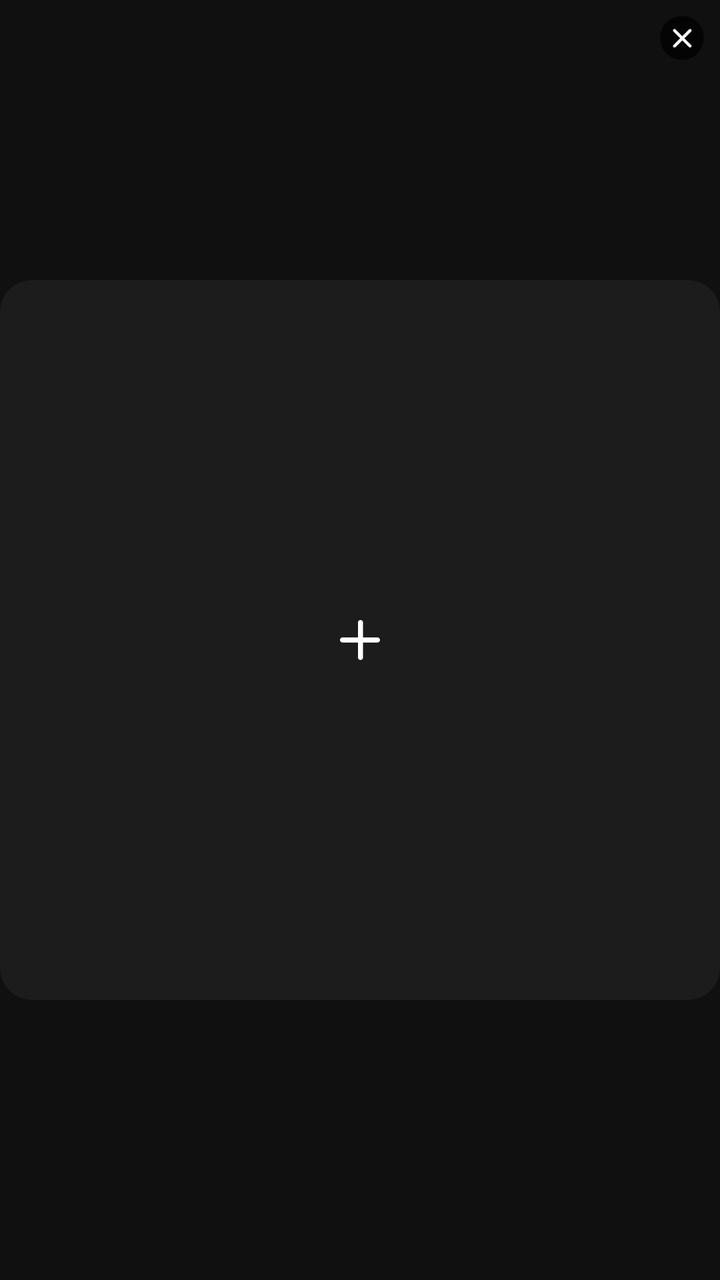
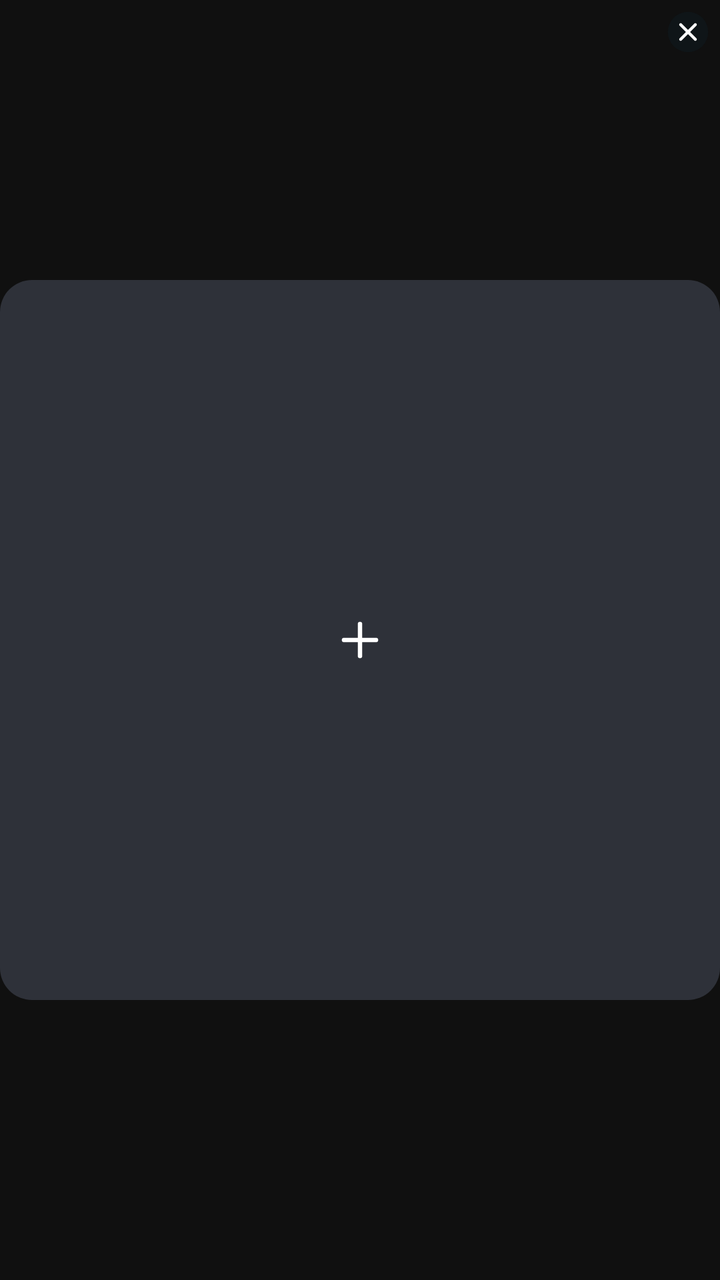

Screens rendered from an Android XML layout before and after an edit, with the pre-edit source and the edit as a unified diff.
<!-- AndroidManifest.xml: application theme AppTheme.A -->
<!-- res/layout/item_amyallface_item.xml -->
<?xml version="1.0" encoding="utf-8"?>
<layout xmlns:android="http://schemas.android.com/apk/res/android"
    xmlns:app="http://schemas.android.com/apk/res-auto"
    xmlns:tools="http://schemas.android.com/tools">

    <data>

        <variable
            name="isAdd"
            type="Boolean" />

        <variable
            name="isDelete"
            type="Boolean" />

    </data>

    <androidx.constraintlayout.widget.ConstraintLayout
        android:layout_width="match_parent"
        android:layout_height="wrap_content"
        android:layout_marginHorizontal="3dp"
        android:layout_marginVertical="3dp">

        <com.google.android.material.imageview.ShapeableImageView
            android:id="@+id/imgCover"
            android:layout_width="match_parent"
            android:layout_height="0dp"
            android:scaleType="centerCrop"
            app:layout_constraintDimensionRatio="1:1"
            app:layout_constraintEnd_toEndOf="parent"
            app:layout_constraintStart_toStartOf="parent"
            app:layout_constraintTop_toTopOf="parent"
            app:shapeAppearanceOverlay="@style/shape_round_16dp"
            app:strokeColor="@null" />

        <androidx.appcompat.widget.AppCompatImageView
            bindVisible="@{isDelete}"
            android:id="@+id/imgDelete"
            android:layout_width="wrap_content"
            android:layout_height="wrap_content"
            android:layout_margin="8dp"
            android:src="@mipmap/a_icon_delete_m"
            app:layout_constraintEnd_toEndOf="@+id/imgCover"
            app:layout_constraintTop_toTopOf="@+id/imgCover" />

        <androidx.appcompat.widget.AppCompatImageView
            android:id="@+id/addImg"
            bindVisible="@{isAdd}"
            android:layout_width="match_parent"
            android:layout_height="0dp"
            app:layout_constraintDimensionRatio="1:1"
            android:src="@mipmap/a_icon_add_m_w"
            android:scaleType="center"
            android:background="@drawable/a_bg_10_r16"
            app:layout_constraintBottom_toBottomOf="parent"
            app:layout_constraintEnd_toEndOf="parent"
            app:layout_constraintStart_toStartOf="parent"
            app:layout_constraintTop_toTopOf="parent" />


    </androidx.constraintlayout.widget.ConstraintLayout>
</layout>
<!-- resources referenced by this layout -->
<resources>
  <!-- drawable a_bg_10_r16 (drawable) -->
  <?xml version="1.0" encoding="utf-8"?>
  <shape xmlns:android="http://schemas.android.com/apk/res/android">
      <corners android:radius="16dp" />
      <solid
          android:color="#0DFFFFFF" />
  </shape>
  <!-- mipmap a_icon_add_m_w: png bitmap (mipmap-xxhdpi, 460 bytes) -->
  <!-- mipmap a_icon_delete_m: png bitmap (mipmap-xxhdpi, 1612 bytes) -->
  <style name="shape_round_16dp">
          <item name="cornerFamily">rounded</item>
          <item name="cornerSize">16dp</item>
      </style>
  <style name="AppTheme.A" parent="Theme.AppCompat.DayNight.NoActionBar">
          <item name="android:windowDisablePreview">true</item>
          <item name="colorPrimary">@color/colorAmainBg</item>
          <item name="colorPrimaryDark">@color/colorAmainBg</item>
          <item name="android:colorBackground">@color/colorAmainBg</item>
          <item name="android:statusBarColor">#00000000</item>
          <item name="android:navigationBarColor">@color/colorAmainBg</item>
          <item name="android:windowLightStatusBar">false</item>
          <item name="android:windowLightNavigationBar" tools:targetApi="o_mr1">false</item>
          <item name="android:enforceStatusBarContrast" tools:targetApi="q">false</item>
          <item name="android:enforceNavigationBarContrast" tools:targetApi="q">false</item>
          <item name="android:includeFontPadding">false</item>
          <item name="android:textAllCaps">false</item>
      </style>
  <color name="colorAmainBg">#101010</color>
</resources>

<!-- the commit's change to res/layout/item_amyallface_item.xml (unified diff, before → after) -->
@@ -18,12 +18,12 @@
     <androidx.constraintlayout.widget.ConstraintLayout
         android:layout_width="match_parent"
         android:layout_height="wrap_content"
-        android:layout_marginHorizontal="3dp"
-        android:layout_marginVertical="3dp">
+        android:layout_marginHorizontal="2.5dp"
+        android:layout_marginVertical="2.5dp">
 
         <com.google.android.material.imageview.ShapeableImageView
             android:id="@+id/imgCover"
-            android:layout_width="match_parent"
+            android:layout_width="0dp"
             android:layout_height="0dp"
             android:scaleType="centerCrop"
             app:layout_constraintDimensionRatio="1:1"
@@ -36,22 +36,27 @@
         <androidx.appcompat.widget.AppCompatImageView
             bindVisible="@{isDelete}"
             android:id="@+id/imgDelete"
-            android:layout_width="wrap_content"
-            android:layout_height="wrap_content"
-            android:layout_margin="8dp"
-            android:src="@mipmap/a_icon_delete_m"
+            android:layout_width="48dp"
+            android:layout_height="48dp"
+            android:paddingStart="21dp"
+            android:paddingEnd="5dp"
+            android:paddingTop="5dp"
+            android:paddingBottom="21dp"
+            android:contentDescription="@string/a_settings_remove_description"
+            android:src="@drawable/a_ic_faces_remove"
             app:layout_constraintEnd_toEndOf="@+id/imgCover"
             app:layout_constraintTop_toTopOf="@+id/imgCover" />
 
         <androidx.appcompat.widget.AppCompatImageView
             android:id="@+id/addImg"
             bindVisible="@{isAdd}"
-            android:layout_width="match_parent"
+            android:layout_width="0dp"
             android:layout_height="0dp"
             app:layout_constraintDimensionRatio="1:1"
-            android:src="@mipmap/a_icon_add_m_w"
+            android:src="@drawable/a_ic_faces_add"
             android:scaleType="center"
-            android:background="@drawable/a_bg_10_r16"
+            android:contentDescription="@string/a_settings_add_face"
+            android:background="@drawable/a_bg_faces_add"
             app:layout_constraintBottom_toBottomOf="parent"
             app:layout_constraintEnd_toEndOf="parent"
             app:layout_constraintStart_toStartOf="parent"
<!-- resource entries referenced after the edit -->
@@ -1,14 +1,13 @@
 <!-- resources referenced by this layout -->
 <resources>
-  <!-- drawable a_bg_10_r16 (drawable) -->
-  <?xml version="1.0" encoding="utf-8"?>
-  <shape xmlns:android="http://schemas.android.com/apk/res/android">
-      <corners android:radius="16dp" />
-      <solid
-          android:color="#0DFFFFFF" />
-  </shape>
-  <!-- mipmap a_icon_add_m_w: png bitmap (mipmap-xxhdpi, 460 bytes) -->
-  <!-- mipmap a_icon_delete_m: png bitmap (mipmap-xxhdpi, 1612 bytes) -->
+  <!-- drawable a_bg_faces_add (drawable) -->
+  <shape xmlns:android="http://schemas.android.com/apk/res/android"><solid android:color="@color/a_settings_popup" /><corners android:radius="16dp" /></shape>
+  <!-- drawable a_ic_faces_add (drawable) -->
+  <vector xmlns:android="http://schemas.android.com/apk/res/android" android:width="24dp" android:height="24dp" android:viewportWidth="24" android:viewportHeight="24"><path android:pathData="M12,4 V20 M4,12 H20" android:fillColor="@android:color/transparent" android:strokeColor="#FFFFFF" android:strokeWidth="2.2" android:strokeLineCap="round" /></vector>
+  <!-- drawable a_ic_faces_remove (drawable) -->
+  <vector xmlns:android="http://schemas.android.com/apk/res/android" android:width="24dp" android:height="24dp" android:viewportWidth="24" android:viewportHeight="24"><path android:pathData="M23,12 A11,11 0,1 1,1 12 A11,11 0,1 1,23 12" android:fillColor="#CC10171B" /><path android:pathData="M8,8 L16,16 M16,8 L8,16" android:fillColor="@android:color/transparent" android:strokeColor="#FFFFFF" android:strokeWidth="1.6" android:strokeLineCap="round" /></vector>
+  <string name="a_settings_add_face">Click Add Face</string>
+  <string name="a_settings_remove_description">Remove face</string>
   <style name="shape_round_16dp">
           <item name="cornerFamily">rounded</item>
           <item name="cornerSize">16dp</item>
@@ -27,6 +26,7 @@
           <item name="android:includeFontPadding">false</item>
           <item name="android:textAllCaps">false</item>
       </style>
+  <color name="a_settings_popup">#2E3139</color>
   <color name="colorAmainBg">#101010</color>
 </resources>
 
